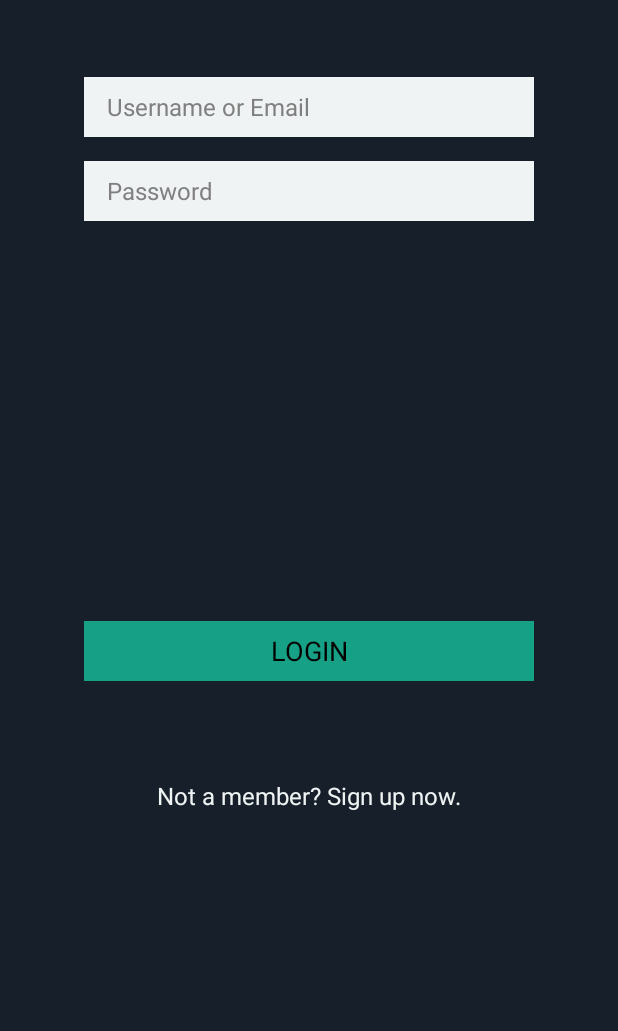
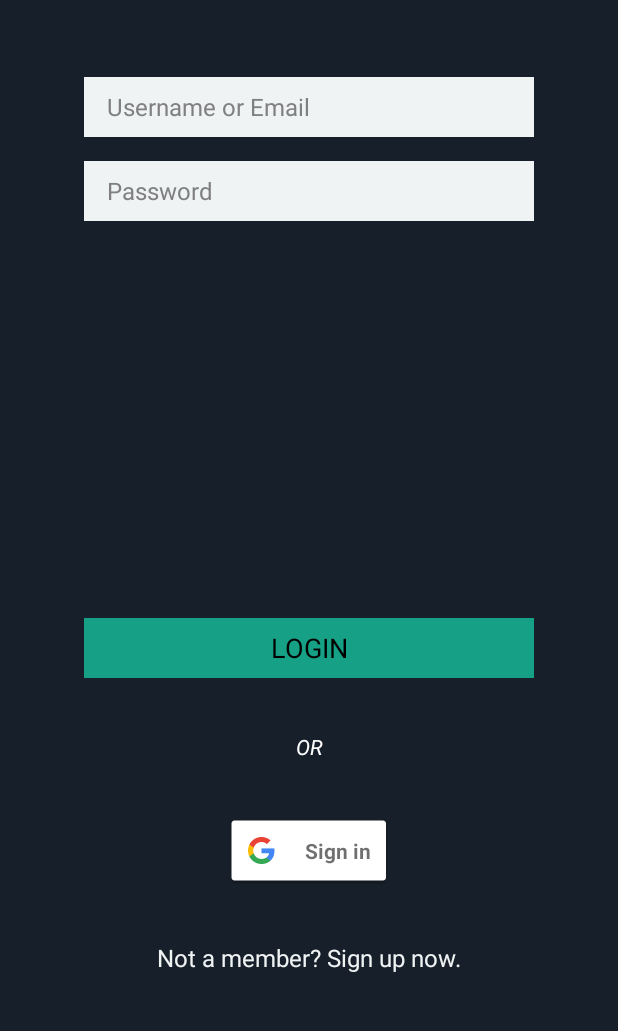
Before and after one commit to aashish157/TaskMan, an Android app: the screen it shows after launch (MainActivity), on a phone screen of 412 x 824 dp, the part 205-1236 px from its top. Run offline under Robolectric (Android 15) with nearby library versions, the phone set to English and light mode, and no system bars; our stand-ins replace Firebase (no records; nobody signed in at launch, a user with empty details on screens opened directly).

Commit message:
Google Sign butoon added profile activity added User info and signout button added

```diff
--- a/app/build.gradle
+++ b/app/build.gradle
@@ -22,7 +22,13 @@ dependencies {
     implementation fileTree(dir: 'libs', include: ['*.jar'])
     implementation 'com.android.support:appcompat-v7:28.0.0-rc02'
     implementation 'com.android.support.constraint:constraint-layout:1.1.3'
+    implementation 'com.google.firebase:firebase-auth:11.6.0'
+    implementation 'com.google.android.gms:play-services-auth:11.6.0'
     testImplementation 'junit:junit:4.12'
     androidTestImplementation 'com.android.support.test:runner:1.0.2'
     androidTestImplementation 'com.android.support.test.espresso:espresso-core:3.0.2'
+    implementation 'com.github.bumptech.glide:glide:4.8.0'
+    annotationProcessor 'com.github.bumptech.glide:compiler:4.8.0'
 }
+
+apply plugin: 'com.google.gms.google-services'
--- a/app/src/main/AndroidManifest.xml
+++ b/app/src/main/AndroidManifest.xml
@@ -1,6 +1,8 @@
 <?xml version="1.0" encoding="utf-8"?>
 <manifest xmlns:android="http://schemas.android.com/apk/res/android"
     package="com.argbots.aashish.taskman">
+
+    <uses-permission android:name="android.permission.INTERNET" />
 
     <application
         android:allowBackup="true"
@@ -9,7 +11,6 @@
         android:roundIcon="@mipmap/ic_launcher_round"
         android:supportsRtl="true"
         android:theme="@style/AppTheme">
-
         <activity android:name=".MainActivity">
             <intent-filter>
                 <action android:name="android.intent.action.MAIN" />
@@ -17,15 +18,14 @@
                 <category android:name="android.intent.category.LAUNCHER" />
             </intent-filter>
         </activity>
-
         <activity android:name=".signUpActivity">
             <intent-filter>
                 <action android:name="com.taskman.signUpActivity" />
 
                 <category android:name="android.intent.category.DEFAULT" />
             </intent-filter>
-
         </activity>
+        <activity android:name=".ProfileAct"></activity>
     </application>
 
 </manifest>
--- a/app/src/main/java/com/argbots/aashish/taskman/MainActivity.java
+++ b/app/src/main/java/com/argbots/aashish/taskman/MainActivity.java
@@ -2,14 +2,36 @@ package com.argbots.aashish.taskman;
 
 import android.app.Activity;
 import android.content.Intent;
+import android.support.annotation.NonNull;
 import android.support.v7.app.AppCompatActivity;
 import android.os.Bundle;
+import android.util.Log;
 import android.view.View;
 import android.widget.Button;
 import android.widget.EditText;
 import android.widget.TextView;
+import android.widget.Toast;
+
+import com.google.android.gms.auth.api.signin.GoogleSignIn;
+import com.google.android.gms.auth.api.signin.GoogleSignInAccount;
+import com.google.android.gms.auth.api.signin.GoogleSignInClient;
+import com.google.android.gms.auth.api.signin.GoogleSignInOptions;
+import com.google.android.gms.common.api.ApiException;
+import com.google.android.gms.tasks.OnCompleteListener;
+import com.google.android.gms.tasks.Task;
+import com.google.firebase.auth.AuthCredential;
+import com.google.firebase.auth.AuthResult;
+import com.google.firebase.auth.FirebaseAuth;
+import com.google.firebase.auth.FirebaseUser;
+import com.google.firebase.auth.GoogleAuthProvider;
 
 public class MainActivity extends Activity {
+
+
+    private static final int RC_SIGN_IN = 18;
+    GoogleSignInClient mGoogleSignInClient;
+    FirebaseAuth mAuth;
+    private String TAG="Harsh";
 
     @Override
     protected void onCreate(Bundle savedInstanceState) {
@@ -28,6 +50,7 @@ public class MainActivity extends Activity {
             public void onClick(View view) {
 
             }
+
         });
 
         //onclick login activity text function
@@ -39,5 +62,77 @@ public class MainActivity extends Activity {
                 startActivity(intent);
             }
         });
+
+        // Gmail SignIn Function
+        mAuth=FirebaseAuth.getInstance();
+
+        GoogleSignInOptions gso = new GoogleSignInOptions.Builder(GoogleSignInOptions.DEFAULT_SIGN_IN)
+                .requestIdToken(getString(R.string.default_web_client_id))
+                 .requestEmail()
+                .build();
+        mGoogleSignInClient= GoogleSignIn.getClient(this,gso);
+        findViewById(R.id.sign_in_button).setOnClickListener(new View.OnClickListener() {
+            @Override
+            public void onClick(View v) {
+                signIn();
+            }
+        });
+
     }
+    protected void onStart() {
+        super.onStart();
+        if(mAuth.getCurrentUser() != null){
+            finish();
+            Intent myIntent = new Intent(MainActivity.this,ProfileAct.class);
+            startActivity(myIntent);
+        }
+    }
+
+    public void onActivityResult(int requestCode, int resultCode, Intent data) {
+        super.onActivityResult(requestCode, resultCode, data);
+
+        // Result returned from launching the Intent from GoogleSignInApi.getSignInIntent(...);
+        if (requestCode == RC_SIGN_IN) {
+            Task<GoogleSignInAccount> task = GoogleSignIn.getSignedInAccountFromIntent(data);
+            try {
+                // Google Sign In was successful, authenticate with Firebase
+                GoogleSignInAccount account = task.getResult(ApiException.class);
+                firebaseAuthWithGoogle(account);
+            } catch (ApiException e) {
+                Toast.makeText(MainActivity.this, e.getMessage(), Toast.LENGTH_SHORT).show();
+            }
+        }
+    }
+
+    private void firebaseAuthWithGoogle(GoogleSignInAccount acct) {
+        Log.d(TAG, "firebaseAuthWithGoogle:" + acct.getId());
+
+        AuthCredential credential = GoogleAuthProvider.getCredential(acct.getIdToken(), null);
+        mAuth.signInWithCredential(credential)
+                .addOnCompleteListener(this, new OnCompleteListener<AuthResult>() {
+                    @Override
+                    public void onComplete(@NonNull Task<AuthResult> task) {
+                        if (task.isSuccessful()) {
+                            // Sign in success, update UI with the signed-in user's information
+                            Log.d(TAG, "signInWithCredential:success");
+                            FirebaseUser user = mAuth.getCurrentUser();
+                            Toast.makeText(MainActivity.this, "Login Sucessfull", Toast.LENGTH_SHORT).show();
+                            //updateUI(user);
+                        } else {
+                            // If sign in fails, display a message to the user.
+                            Log.w(TAG, "signInWithCredential:failure", task.getException());
+                            //Snackbar.make(findViewById(R.id.main_layout), "Authentication Failed.", Snackbar.LENGTH_SHORT).show();
+                            Toast.makeText(MainActivity.this, "Authentication Failed", Toast.LENGTH_SHORT).show();
+                            //updateUI(null);
+                        }
+
+                    }
+                });
+    }
+
+    private void signIn() {
+        Intent signInIntent = mGoogleSignInClient.getSignInIntent();
+        startActivityForResult(signInIntent, RC_SIGN_IN);
+    }
+
 }
--- a/app/src/main/res/layout/activity_main.xml
+++ b/app/src/main/res/layout/activity_main.xml
@@ -5,6 +5,21 @@
     android:layout_width="match_parent"
     android:layout_height="match_parent"
     android:background="#17202A">
+
+
+    <com.google.android.gms.common.SignInButton
+        android:id="@+id/sign_in_button"
+        android:layout_width="wrap_content"
+        android:layout_height="wrap_content"
+        android:layout_alignParentBottom="true"
+        android:layout_centerHorizontal="true"
+        android:layout_marginBottom="96dp"
+        app:layout_constraintBottom_toBottomOf="parent"
+        app:layout_constraintEnd_toEndOf="parent"
+        app:layout_constraintHorizontal_bias="0.501"
+        app:layout_constraintStart_toStartOf="parent"
+        app:layout_constraintTop_toTopOf="parent"
+        app:layout_constraintVertical_bias="0.498" />
 
     <EditText
         android:id="@+id/username"
@@ -40,7 +55,7 @@
         android:layout_height="40dp"
         android:layout_alignParentBottom="true"
         android:layout_centerHorizontal="true"
-        android:layout_marginBottom="233dp"
+        android:layout_marginBottom="235dp"
         android:background="#16A085"
         android:text="LOGIN" />
 
@@ -50,7 +65,7 @@
         android:layout_height="wrap_content"
         android:layout_alignParentBottom="true"
         android:layout_centerHorizontal="true"
-        android:layout_marginBottom="146dp"
+        android:layout_marginBottom="38dp"
         android:text="Not a member? Sign up now."
         android:textAlignment="center"
         android:textColor="#f0f3f4"
@@ -69,4 +84,17 @@
         android:textSize="36sp"
         android:textStyle="bold" />
 
+    <TextView
+        android:id="@+id/textView"
+        android:layout_width="104dp"
+        android:layout_height="43dp"
+        android:layout_alignParentBottom="true"
+        android:layout_centerHorizontal="true"
+        android:layout_marginBottom="168dp"
+        android:gravity="center_vertical|center_horizontal"
+        android:text="OR"
+        android:textColor="@android:color/background_light"
+        android:textStyle="italic"
+        tools:text="OR" />
+
 </RelativeLayout>
--- a/build.gradle
+++ b/build.gradle
@@ -12,6 +12,7 @@ buildscript {
 
         // NOTE: Do not place your application dependencies here; they belong
         // in the individual module build.gradle files
+        classpath 'com.google.gms:google-services:3.1.1'
     }
 }
 
@@ -19,6 +20,8 @@ allprojects {
     repositories {
         google()
         jcenter()
+        mavenCentral()
+        google()
     }
 }
 
```
Also changed, not shown: app/src/main/java/com/argbots/aashish/taskman/ProfileAct.java (added, +66 -0 lines), app/src/main/res/layout/activity_profile.xml (added, +58 -0 lines).
